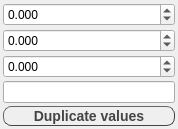
Before: the Qt Designer form Rragraph/src/AxisPlotSettings.ui in rasmadeus/Rragraph, drawn with Qt 5.
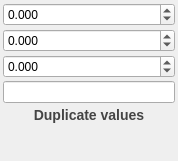
After: the same form once the commit is applied.

```diff
--- a/Rragraph/src/AxisPlotSettings.ui
+++ b/Rragraph/src/AxisPlotSettings.ui
@@ -7,7 +7,7 @@
     <x>0</x>
     <y>0</y>
     <width>178</width>
-    <height>121</height>
+    <height>161</height>
    </rect>
   </property>
   <property name="sizePolicy">
@@ -143,14 +143,33 @@
      <property name="styleSheet">
       <string notr="true">QToolButton{
     border-style: outset;
-    border-width: 1px;
+    border-width: 0px;
     font: bold 14px;
     border-radius: 8px;
     min-width: 10em;
     color: #444444;
     height: 15px;
+background: qlineargradient(
+    x1: 0, y1: 0, x2: 0, y2: 1,
+    stop: 1.0      #999, 
+	stop: 0.75 #bbb,
+    stop: 0.5   #ddd, 
+    stop: 0.25 #eee, 
+    stop: 0.0    #fff
+);
 }
 QToolButton:pressed {
+    background: qlineargradient(
+        x1: 0, y1: 0, x2: 0, y2: 1,
+        stop: 1.0      #fff, 
+	    stop: 0.75 #eee,
+        stop: 0.5   #ddd, 
+        stop: 0.25 #bbb, 
+        stop: 0.0    #999
+    );
+}
+QToolButton:hover:enabled { color:#000 }
+QToolButton:disabled {
 color: #999999;
 }</string>
      </property>
```
